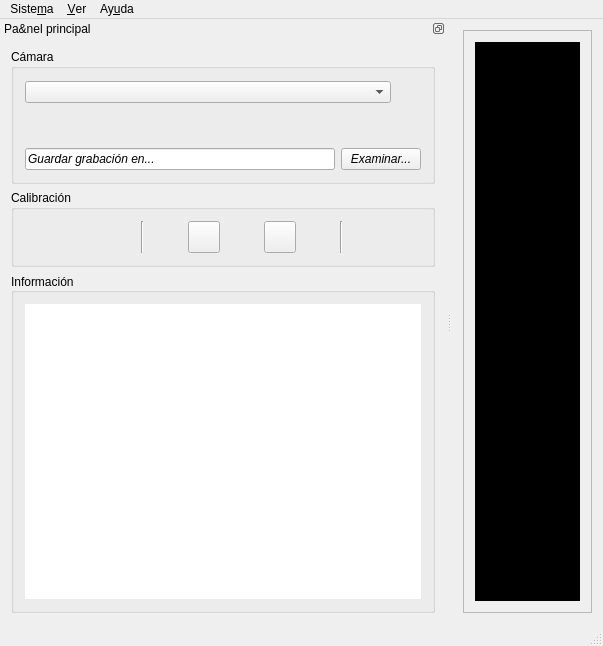
Before: the Qt Designer form mainwindow.ui in CharlesVD/QKalib, drawn with Qt 5.
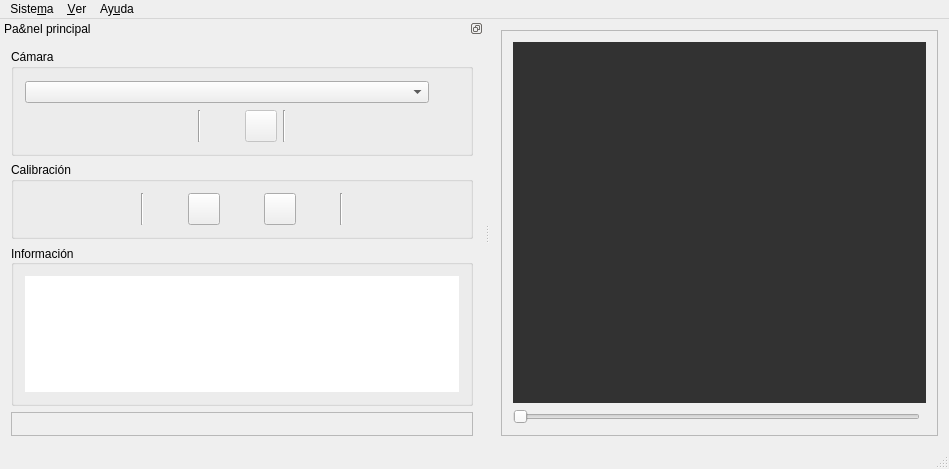
After: the same form once the commit is applied. Icons and pictures are not drawn.

Commit message: Se agregaron comandos para grabar y ver grabación. Junto con herramientas de calibración

```diff
--- a/mainwindow.ui
+++ b/mainwindow.ui
@@ -6,8 +6,8 @@
    <rect>
     <x>0</x>
     <y>0</y>
-    <width>603</width>
-    <height>646</height>
+    <width>949</width>
+    <height>469</height>
    </rect>
   </property>
   <property name="windowTitle">
@@ -25,15 +25,15 @@
         <rect>
          <x>0</x>
          <y>0</y>
-         <width>144</width>
-         <height>573</height>
+         <width>532</width>
+         <height>396</height>
         </rect>
        </property>
        <layout class="QGridLayout" name="gridLayout_3">
-        <item row="0" column="1">
+        <item row="0" column="0" colspan="2">
          <widget class="QLabel" name="labelSalidaCam">
           <property name="styleSheet">
-           <string notr="true">background:black;</string>
+           <string notr="true">background:rgb(50,50,50);</string>
           </property>
           <property name="text">
            <string/>
@@ -49,6 +49,22 @@
           </property>
          </widget>
         </item>
+        <item row="1" column="0">
+         <widget class="QSlider" name="horizontalSliderProgresoGrabacion">
+          <property name="maximum">
+           <number>99</number>
+          </property>
+          <property name="tracking">
+           <bool>true</bool>
+          </property>
+          <property name="orientation">
+           <enum>Qt::Horizontal</enum>
+          </property>
+          <property name="tickPosition">
+           <enum>QSlider::NoTicks</enum>
+          </property>
+         </widget>
+        </item>
        </layout>
       </widget>
      </widget>
@@ -60,7 +76,7 @@
     <rect>
      <x>0</x>
      <y>0</y>
-     <width>603</width>
+     <width>949</width>
      <height>32</height>
     </rect>
    </property>
@@ -103,6 +119,34 @@
    </attribute>
    <widget class="QWidget" name="dockWidgetContents">
     <layout class="QGridLayout" name="gridLayout_2">
+     <item row="3" column="0">
+      <widget class="QFrame" name="frameEspacio">
+       <property name="frameShape">
+        <enum>QFrame::StyledPanel</enum>
+       </property>
+       <property name="frameShadow">
+        <enum>QFrame::Plain</enum>
+       </property>
+       <property name="lineWidth">
+        <number>0</number>
+       </property>
+       <layout class="QGridLayout" name="gridLayout_6">
+        <item row="0" column="0">
+         <spacer name="verticalSpacer">
+          <property name="orientation">
+           <enum>Qt::Vertical</enum>
+          </property>
+          <property name="sizeHint" stdset="0">
+           <size>
+            <width>20</width>
+            <height>40</height>
+           </size>
+          </property>
+         </spacer>
+        </item>
+       </layout>
+      </widget>
+     </item>
      <item row="0" column="0">
       <widget class="QGroupBox" name="groupBox">
        <property name="title">
@@ -151,6 +195,9 @@
               <height>32</height>
              </size>
             </property>
+            <property name="checkable">
+             <bool>false</bool>
+            </property>
             <property name="flat">
              <bool>true</bool>
             </property>
@@ -191,6 +238,172 @@
             </property>
            </widget>
           </item>
+          <item>
+           <widget class="Line" name="line_5">
+            <property name="orientation">
+             <enum>Qt::Vertical</enum>
+            </property>
+           </widget>
+          </item>
+          <item>
+           <widget class="QPushButton" name="pushButtonVerGrabacion">
+            <property name="enabled">
+             <bool>false</bool>
+            </property>
+            <property name="minimumSize">
+             <size>
+              <width>32</width>
+              <height>32</height>
+             </size>
+            </property>
+            <property name="maximumSize">
+             <size>
+              <width>32</width>
+              <height>32</height>
+             </size>
+            </property>
+            <property name="toolTip">
+             <string>Reproducir grabación</string>
+            </property>
+            <property name="text">
+             <string/>
+            </property>
+            <property name="icon">
+             <iconset resource="iconos.qrc">
+              <normaloff>:/Acciones/ReproducirGrabacion.png</normaloff>:/Acciones/ReproducirGrabacion.png</iconset>
+            </property>
+            <property name="iconSize">
+             <size>
+              <width>32</width>
+              <height>32</height>
+             </size>
+            </property>
+            <property name="checkable">
+             <bool>false</bool>
+            </property>
+            <property name="flat">
+             <bool>true</bool>
+            </property>
+           </widget>
+          </item>
+          <item>
+           <widget class="QPushButton" name="pushButtonDetenerVerGrabacion">
+            <property name="enabled">
+             <bool>false</bool>
+            </property>
+            <property name="minimumSize">
+             <size>
+              <width>32</width>
+              <height>32</height>
+             </size>
+            </property>
+            <property name="maximumSize">
+             <size>
+              <width>32</width>
+              <height>32</height>
+             </size>
+            </property>
+            <property name="toolTip">
+             <string>Detener vista de grabación</string>
+            </property>
+            <property name="text">
+             <string/>
+            </property>
+            <property name="icon">
+             <iconset resource="iconos.qrc">
+              <normaloff>:/Acciones/DetenerVerGrabacion.png</normaloff>:/Acciones/DetenerVerGrabacion.png</iconset>
+            </property>
+            <property name="iconSize">
+             <size>
+              <width>32</width>
+              <height>32</height>
+             </size>
+            </property>
+           </widget>
+          </item>
+          <item>
+           <widget class="Line" name="line_3">
+            <property name="orientation">
+             <enum>Qt::Vertical</enum>
+            </property>
+           </widget>
+          </item>
+          <item>
+           <widget class="QPushButton" name="pushButtonGuardarGrabacion">
+            <property name="enabled">
+             <bool>false</bool>
+            </property>
+            <property name="minimumSize">
+             <size>
+              <width>32</width>
+              <height>32</height>
+             </size>
+            </property>
+            <property name="maximumSize">
+             <size>
+              <width>32</width>
+              <height>32</height>
+             </size>
+            </property>
+            <property name="toolTip">
+             <string>Guardar grabación</string>
+            </property>
+            <property name="text">
+             <string/>
+            </property>
+            <property name="icon">
+             <iconset resource="iconos.qrc">
+              <normaloff>:/Acciones/Guardar.png</normaloff>:/Acciones/Guardar.png</iconset>
+            </property>
+            <property name="iconSize">
+             <size>
+              <width>32</width>
+              <height>32</height>
+             </size>
+            </property>
+            <property name="flat">
+             <bool>true</bool>
+            </property>
+           </widget>
+          </item>
+          <item>
+           <widget class="QPushButton" name="pushButtonEliminarGrabacion">
+            <property name="enabled">
+             <bool>false</bool>
+            </property>
+            <property name="minimumSize">
+             <size>
+              <width>32</width>
+              <height>32</height>
+             </size>
+            </property>
+            <property name="maximumSize">
+             <size>
+              <width>32</width>
+              <height>32</height>
+             </size>
+            </property>
+            <property name="toolTip">
+             <string>Borrar grabación</string>
+            </property>
+            <property name="text">
+             <string/>
+            </property>
+            <property name="icon">
+             <iconset resource="iconos.qrc">
+              <normaloff>:/Acciones/Limpiar.png</normaloff>:/Acciones/Limpiar.png</iconset>
+            </property>
+            <property name="iconSize">
+             <size>
+              <width>32</width>
+              <height>32</height>
+             </size>
+            </property>
+            <property name="flat">
+             <bool>true</bool>
+            </property>
+           </widget>
+          </item>
           <item>
            <spacer name="horizontalSpacer_2">
             <property name="orientation">
@@ -207,41 +420,7 @@
          </layout>
         </item>
         <item row="3" column="0">
-         <layout class="QHBoxLayout" name="horizontalLayout_4">
-          <item>
-           <widget class="QLineEdit" name="lineEditDireccionGrabar">
-            <property name="font">
-             <font>
-              <italic>true</italic>
-             </font>
-            </property>
-            <property name="text">
-             <string>Guardar grabación en...</string>
-            </property>
-            <property name="readOnly">
-             <bool>true</bool>
-            </property>
-            <property name="clearButtonEnabled">
-             <bool>false</bool>
-            </property>
-           </widget>
-          </item>
-          <item>
-           <widget class="QPushButton" name="pushButtonExaminarArchivosGrabar">
-            <property name="font">
-             <font>
-              <italic>true</italic>
-             </font>
-            </property>
-            <property name="text">
-             <string>Examinar...</string>
-            </property>
-            <property name="flat">
-             <bool>false</bool>
-            </property>
-           </widget>
-          </item>
-         </layout>
+         <layout class="QHBoxLayout" name="horizontalLayout_4"/>
         </item>
         <item row="0" column="0">
          <layout class="QHBoxLayout" name="horizontalLayout">
@@ -612,6 +791,41 @@
             </property>
            </widget>
           </item>
+          <item>
+           <widget class="QPushButton" name="pushButtonDist">
+            <property name="minimumSize">
+             <size>
+              <width>32</width>
+              <height>32</height>
+             </size>
+            </property>
+            <property name="maximumSize">
+             <size>
+              <width>32</width>
+              <height>32</height>
+             </size>
+            </property>
+            <property name="toolTip">
+             <string>Activar coeficientes de distorción</string>
+            </property>
+            <property name="text">
+             <string/>
+            </property>
+            <property name="icon">
+             <iconset resource="iconos.qrc">
+              <normaloff>:/Acciones/Distorcion.png</normaloff>:/Acciones/Distorcion.png</iconset>
+            </property>
+            <property name="iconSize">
+             <size>
+              <width>32</width>
+              <height>32</height>
+             </size>
+            </property>
+            <property name="flat">
+             <bool>true</bool>
+            </property>
+           </widget>
+          </item>
           <item>
            <spacer name="horizontalSpacer_4">
             <property name="orientation">
```
Left out of the diff: 90 changed lines with no effect on the pictures. The commit also changes 20 other files.
